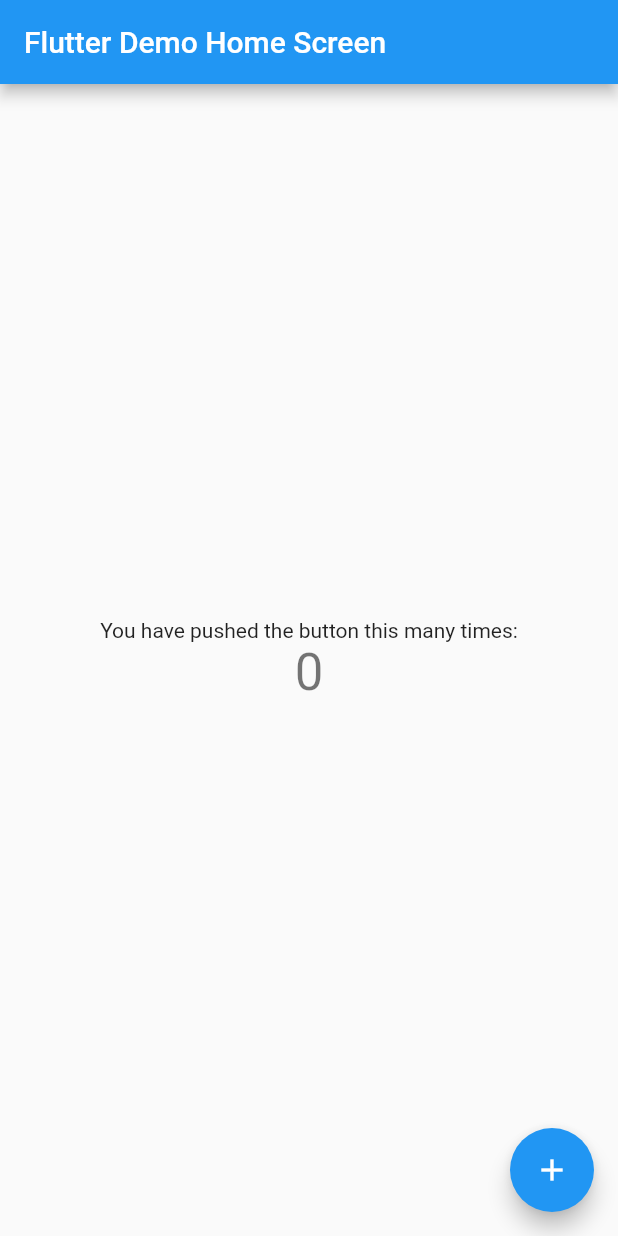
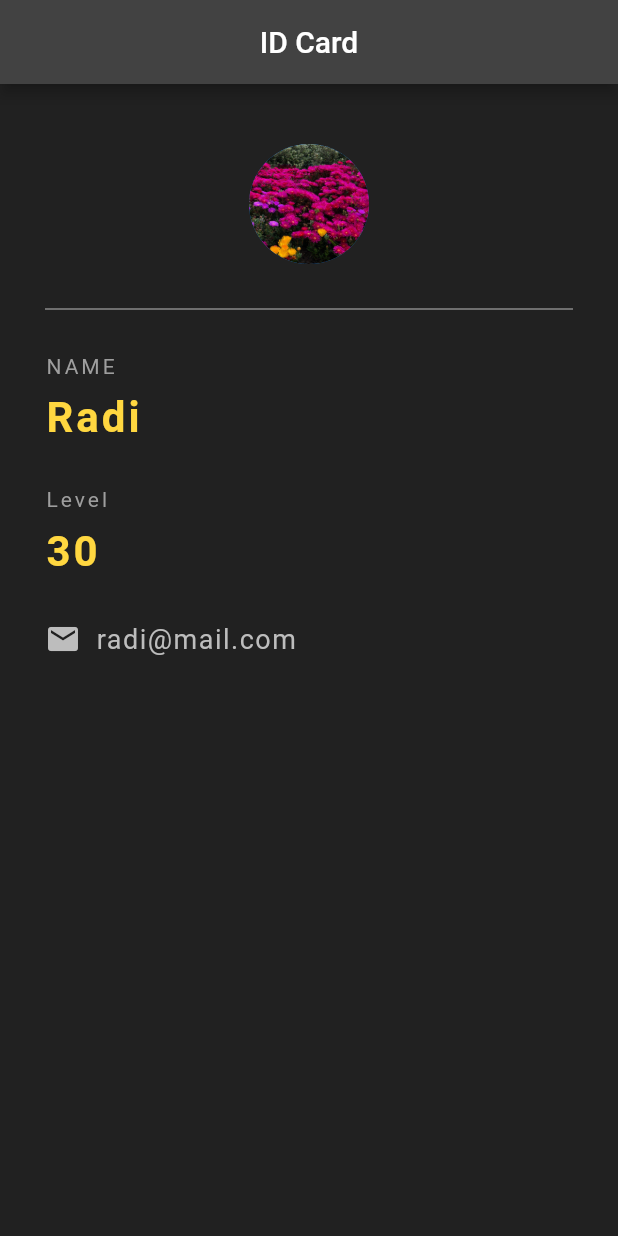
Before and after one commit to RadiRS/first-app-flutter, a Flutter app: the screen it shows after launch, on a phone screen of 412 x 824 dp. Run offline on Flutter 3.47's test engine with Material 2 defaults, Android fonts, the phone set to English and light mode, and no system bars.

Commit message:
Slicing ID Card UI with StatelessWidget

```diff
--- a/lib/main.dart
+++ b/lib/main.dart
@@ -1,117 +1,70 @@
 import 'package:flutter/material.dart';
 
 void main() {
-  runApp(MyApp());
+  runApp(MaterialApp(
+    home: App(),
+  ));
 }
 
-class MyApp extends StatelessWidget {
-  // This widget is the root of your application.
+class App extends StatelessWidget {
   @override
   Widget build(BuildContext context) {
-    return MaterialApp(
-      title: 'Flutter Demo',
-      theme: ThemeData(
-        // This is the theme of your application.
-        //
-        // Try running your application with "flutter run". You'll see the
-        // application has a blue toolbar. Then, without quitting the app, try
-        // changing the primarySwatch below to Colors.green and then invoke
-        // "hot reload" (press "r" in the console where you ran "flutter run",
-        // or simply save your changes to "hot reload" in a Flutter IDE).
-        // Notice that the counter didn't reset back to zero; the application
-        // is not restarted.
-        primarySwatch: Colors.blue,
-        // This makes the visual density adapt to the platform that you run
-        // the app on. For desktop platforms, the controls will be smaller and
-        // closer together (more dense) than on mobile platforms.
-        visualDensity: VisualDensity.adaptivePlatformDensity,
+    return Scaffold(
+      backgroundColor: Colors.grey[900],
+      appBar: AppBar(
+        title: Text('ID Card'),
+        centerTitle: true,
+        backgroundColor: Colors.grey[800],
       ),
-      home: MyHomePage(title: 'Flutter Demo Home Screen'),
+      body: Padding(
+        padding: EdgeInsets.fromLTRB(30.0, 40.0, 30.0, 0.0),
+        child: Column(
+          crossAxisAlignment: CrossAxisAlignment.start,
+          children: [
+            Center(
+              child: CircleAvatar(
+                backgroundImage: AssetImage('assets/flower.png'),
+                radius: 40,
+              ),
+            ),
+            Divider(
+              height: 60,
+              color: Colors.grey[400],
+            ),
+            Text('NAME',
+                style: TextStyle(color: Colors.grey, letterSpacing: 2.0)),
+            SizedBox(height: 10),
+            Text('Radi',
+                style: TextStyle(
+                    color: Colors.amberAccent,
+                    letterSpacing: 2.0,
+                    fontSize: 28,
+                    fontWeight: FontWeight.bold)),
+            SizedBox(height: 30),
+            Text('Level',
+                style: TextStyle(color: Colors.grey, letterSpacing: 2.0)),
+            SizedBox(height: 10),
+            Text('30',
+                style: TextStyle(
+                    color: Colors.amberAccent,
+                    letterSpacing: 2.0,
+                    fontSize: 28,
+                    fontWeight: FontWeight.bold)),
+            SizedBox(height: 30),
+            Row(
+              children: [
+                Icon(Icons.email, color: Colors.grey[400]),
+                SizedBox(width: 10),
+                Text('radi@mail.com',
+                    style: TextStyle(
+                        color: Colors.grey[400],
+                        fontSize: 18,
+                        letterSpacing: 1.0))
+              ],
+            )
+          ],
+        ),
+      ),
     );
   }
 }
-
-class MyHomePage extends StatefulWidget {
-  MyHomePage({Key key, this.title}) : super(key: key);
-
-  // This widget is the home page of your application. It is stateful, meaning
-  // that it has a State object (defined below) that contains fields that affect
-  // how it looks.
-
-  // This class is the configuration for the state. It holds the values (in this
-  // case the title) provided by the parent (in this case the App widget) and
-  // used by the build method of the State. Fields in a Widget subclass are
-  // always marked "final".
-
-  final String title;
-
-  @override
-  _MyHomePageState createState() => _MyHomePageState();
-}
-
-class _MyHomePageState extends State<MyHomePage> {
-  int _counter = 0;
-
-  void _incrementCounter() {
-    setState(() {
-      // This call to setState tells the Flutter framework that something has
-      // changed in this State, which causes it to rerun the build method below
-      // so that the display can reflect the updated values. If we changed
-      // _counter without calling setState(), then the build method would not be
-      // called again, and so nothing would appear to happen.
-      _counter++;
-    });
-  }
-
-  @override
-  Widget build(BuildContext context) {
-    // This method is rerun every time setState is called, for instance as done
-    // by the _incrementCounter method above.
-    //
-    // The Flutter framework has been optimized to make rerunning build methods
-    // fast, so that you can just rebuild anything that needs updating rather
-    // than having to individually change instances of widgets.
-    return Scaffold(
-      appBar: AppBar(
-        // Here we take the value from the MyHomePage object that was created by
-        // the App.build method, and use it to set our appbar title.
-        title: Text(widget.title),
-      ),
-      body: Center(
-        // Center is a layout widget. It takes a single child and positions it
-        // in the middle of the parent.
-        child: Column(
-          // Column is also a layout widget. It takes a list of children and
-          // arranges them vertically. By default, it sizes itself to fit its
-          // children horizontally, and tries to be as tall as its parent.
-          //
-          // Invoke "debug painting" (press "p" in the console, choose the
-          // "Toggle Debug Paint" action from the Flutter Inspector in Android
-          // Studio, or the "Toggle Debug Paint" command in Visual Studio Code)
-          // to see the wireframe for each widget.
-          //
-          // Column has various properties to control how it sizes itself and
-          // how it positions its children. Here we use mainAxisAlignment to
-          // center the children vertically; the main axis here is the vertical
-          // axis because Columns are vertical (the cross axis would be
-          // horizontal).
-          mainAxisAlignment: MainAxisAlignment.center,
-          children: <Widget>[
-            Text(
-              'You have pushed the button this many times:',
-            ),
-            Text(
-              '$_counter',
-              style: Theme.of(context).textTheme.headline4,
-            ),
-          ],
-        ),
-      ),
-      floatingActionButton: FloatingActionButton(
-        onPressed: _incrementCounter,
-        tooltip: 'Increment',
-        child: Icon(Icons.add),
-      ), // This trailing comma makes auto-formatting nicer for build methods.
-    );
-  }
-}
```
Also changed, not shown: pubspec.yaml (+3 -6 lines), assets/flower.png (added), assets/laptop.jpg (added), assets/product.png (added), pubspec.lock, 2 other files.
